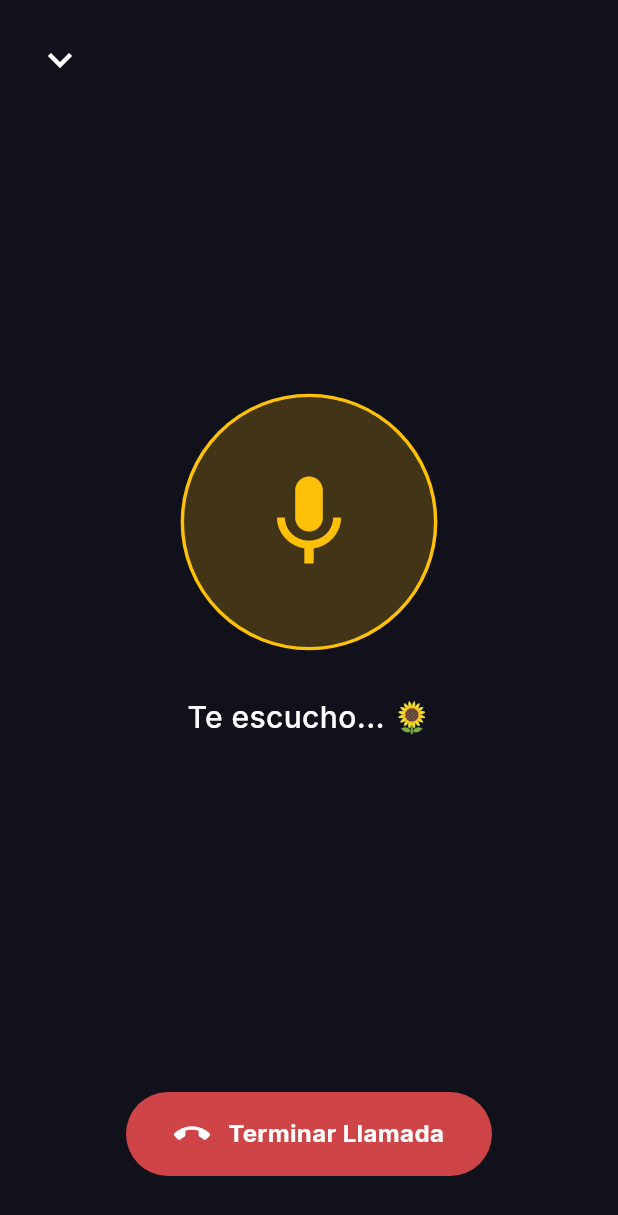
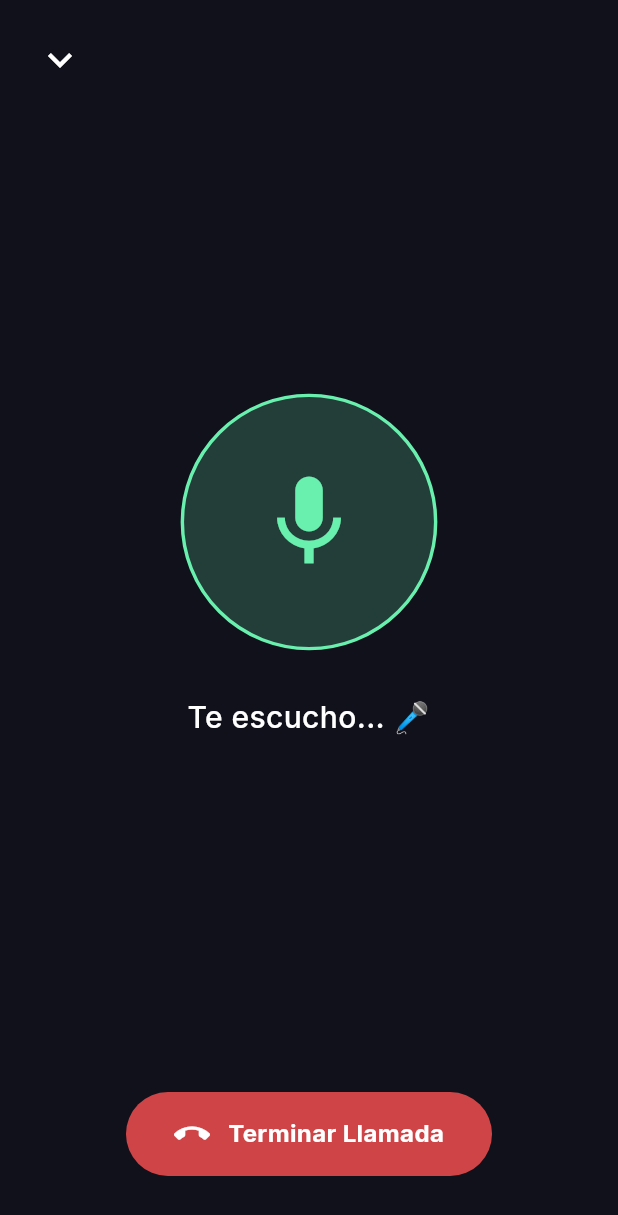
Before and after one commit to ArmandoMoreiraS/assistant-mobile, a Flutter app: the CallScreen screen opened directly, on a phone screen of 412 x 824 dp. Shown: the top 1215 px of the screen. Run offline on Flutter 3.47's test engine with Material 3 defaults, Android fonts, the phone set to English and light mode, and no system bars; our stand-ins replace flutter_riverpod, flutter_tts, google_fonts, package_info_plus, speech_to_text; network calls fail.

Commit message:
feat: revert yellow flowers theme since September 21st is over

```diff
--- a/mobile/lib/screens/call_screen.dart
+++ b/mobile/lib/screens/call_screen.dart
@@ -104,19 +104,18 @@ class _CallScreenState extends ConsumerState<CallScreen>
     Color stateColor;
     String stateText;
 
-    // TEMA 21 DE SEPTIEMBRE (Flores Amarillas)
     if (isThinking) {
-      stateColor = Colors.amber.shade300;
-      stateText = "Pensando en flores... 🌼";
+      stateColor = AppTheme.primaryColor;
+      stateText = "Pensando... 🤔";
     } else if (_isAgentSpeaking) {
-      stateColor = Colors.yellowAccent;
-      stateText = "Hablando... 🌻";
+      stateColor = AppTheme.secondaryColor;
+      stateText = "Hablando... 🗣️";
     } else if (isListening) {
-      stateColor = Colors.amber;
-      stateText = "Te escucho... 🌻";
+      stateColor = Colors.greenAccent;
+      stateText = "Te escucho... 🎤";
     } else {
-      stateColor = Colors.amber.shade200;
-      stateText = "Esperando... 🌼";
+      stateColor = AppTheme.textSecondary;
+      stateText = "Esperando... ⏳";
     }
 
     return Scaffold(
@@ -156,8 +155,8 @@ class _CallScreenState extends ConsumerState<CallScreen>
                         child: Center(
                           child: Icon(
                             isThinking
-                              ? Icons.filter_vintage // Flor vintage
-                              : (isListening ? Icons.mic : Icons.local_florist), // Flor
+                              ? Icons.auto_awesome
+                              : (isListening ? Icons.mic : Icons.graphic_eq),
                             size: 64,
                             color: stateColor,
                           ),
--- a/mobile/pubspec.yaml
+++ b/mobile/pubspec.yaml
@@ -16,7 +16,7 @@ publish_to: 'none' # Remove this line if you wish to publish to pub.dev
 # https://developer.apple.com/library/archive/documentation/General/Reference/InfoPlistKeyReference/Articles/CoreFoundationKeys.html
 # In Windows, build-name is used as the major, minor, and patch parts
 # of the product and file versions while build-number is used as the build suffix.
-version: 1.0.0+2
+version: 1.0.0+3
 
 environment:
   sdk: ^3.10.7
```
Also changed, not shown: 1 other file.
